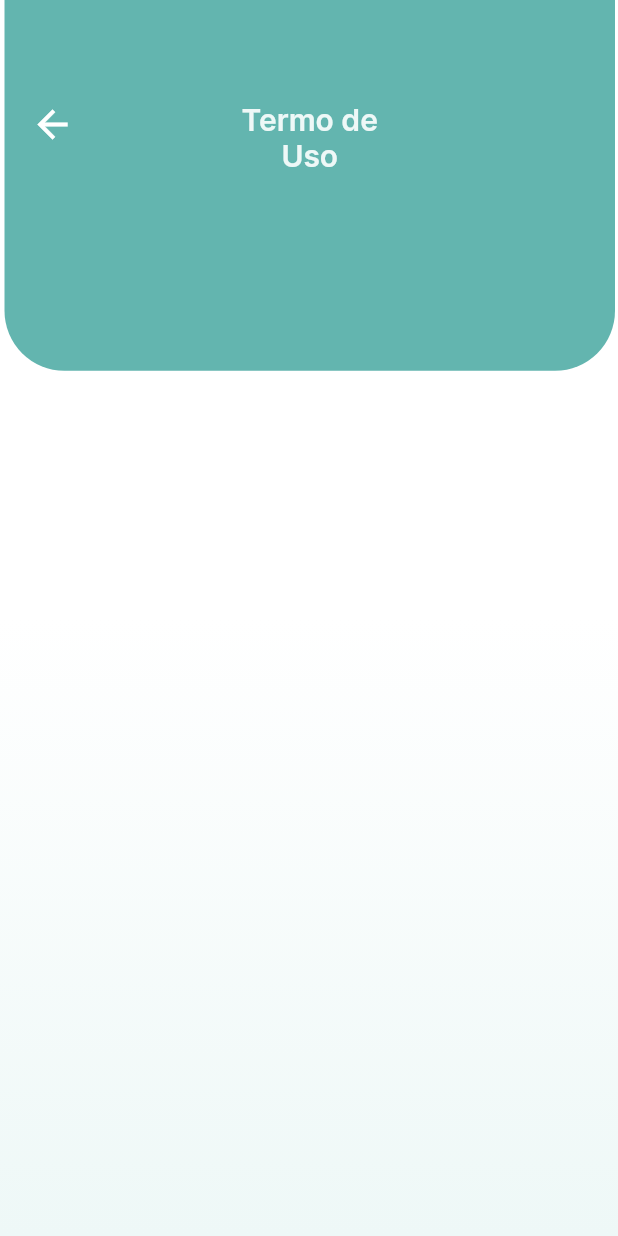
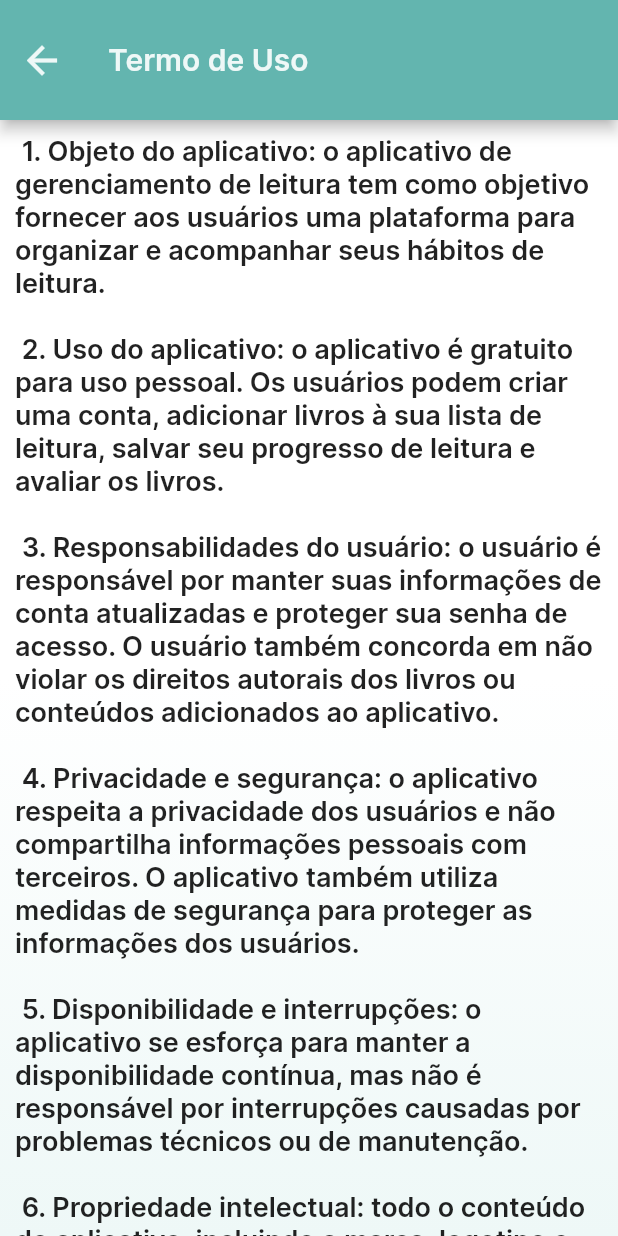
Before and after one commit to ramonzacarias/minha_estante, a Flutter app: the UseTherms screen opened by its route, on a phone screen of 412 x 824 dp. Run offline on Flutter 3.47's test engine with Material 2 defaults, Android fonts, the phone set to English and light mode, and no system bars; our stand-ins replace firebase_auth, firebase_core, flutter_secure_storage, get_it; accounts and stored records are empty.

Commit message:
Implementação da exclusão de conta e Termos de Uso

```diff
--- a/lib/app.dart
+++ b/lib/app.dart
@@ -1,6 +1,6 @@
 import 'package:flutter/material.dart';
 import 'package:minha_estante/commom/constants/routes.dart';
-import 'package:minha_estante/features/home/profile_page.dart';
+import 'package:minha_estante/features/home/profile_edit.dart';
 import 'package:minha_estante/features/home/use_therms.dart';
 import 'package:minha_estante/features/onboarding/onboarding_page.dart';
 import 'package:minha_estante/features/sign_in/sign_in_page.dart';
@@ -24,6 +24,7 @@ class App extends StatelessWidget {
         NamedRoute.signUp:(context) => const SignUpPage(),
         NamedRoute.signIn: (context) => const SignInPage(),
         NamedRoute.useTherms: (context) => const UseTherms(),
+        NamedRoute.profileEdit: (context) => const EditProfile(),
         NamedRoute.home: (context) => const HomePage(),
       },
     );
--- a/lib/commom/constants/routes.dart
+++ b/lib/commom/constants/routes.dart
@@ -8,5 +8,6 @@ class NamedRoute {
   static const String signUp = "/sign_up";
   static const String signIn = "/sign_in";
   static const String useTherms = "/use_therms";
+  static const String profileEdit = "/profile_edit";
   static const String home = "/home";
 }
--- a/lib/commom/widgets/custom_bottom_sheet.dart
+++ b/lib/commom/widgets/custom_bottom_sheet.dart
@@ -39,7 +39,8 @@ Future<void> customModalBottomSheet(
                   horizontal: 32.00,
                 ),
                 child: Text(
-                  'Ops. Algo deu errado.',
+                  content,
+                  textAlign: TextAlign.center,
                   style: AppTextStyles.mediumText20.copyWith(
                     color: AppColors.greenOne,
                   ),
--- a/lib/features/home/use_therms.dart
+++ b/lib/features/home/use_therms.dart
@@ -10,6 +10,39 @@ class UseTherms extends StatelessWidget {
   @override
   Widget build(BuildContext context) {
     return Scaffold(
+      appBar: AppBar(
+        leading: Container(
+          margin: EdgeInsets.symmetric(horizontal: 13.0),
+          child: InkWell(
+            onTap: () {
+              // Ação do botão redireciona para rota Splash
+              //A rota Splash sempre direciona para Home
+              Navigator.popAndPushNamed(context, NamedRoute.splash);
+            },
+            child: Row(
+              children: [
+                Icon(
+                  Icons.arrow_back_outlined,
+                  size: 30,
+                  color: AppColors.iceWhite,
+                ),
+              ],
+            ),
+          ),
+        ),
+        toolbarHeight: 80.0,
+        iconTheme: IconThemeData(
+          color: AppColors.iceWhite
+        ),
+        title: Text(
+          'Termo de Uso',
+          style: AppTextStyles.mediumText20.copyWith(
+            color: AppColors.iceWhite,
+          ),
+        ),
+        backgroundColor: AppColors.greenTwo,
+      ),
+      //O Stack customiza o background para ter uma cor gradiente
       body: Stack(
         children: [
           Positioned.fill(
@@ -23,61 +56,34 @@ class UseTherms extends StatelessWidget {
               ),
             ),
           ),
-          Positioned.fill(
-            left: 3,
-            right: 2,
-            child: Align(
-              alignment: Alignment.topCenter,
-              child: Container(
-                padding: EdgeInsets.symmetric(horizontal: 150.0),
-                height: MediaQuery.of(context).size.height * 0.3,
-                decoration: BoxDecoration(
-                  color: AppColors.greenTwo,
-                  borderRadius: BorderRadius.only(
-                    bottomLeft: Radius.circular(40.0),
-                    bottomRight: Radius.circular(40.0),
+          //Esse bloco de código faz print do texto na tela com um Scroll de movimento
+          Center(
+            child: SingleChildScrollView(
+            padding: EdgeInsets.only(top: 10.0),
+            child: Column(
+              mainAxisAlignment: MainAxisAlignment.end,
+              children: [
+                Padding(
+                  padding: EdgeInsets.symmetric(horizontal: 10.0),
+                  child: Text(
+                    " 1.	Objeto do aplicativo: o aplicativo de gerenciamento de leitura tem como objetivo fornecer aos usuários uma plataforma para organizar e acompanhar seus hábitos de leitura.\n\n"
+                    " 2.	Uso do aplicativo: o aplicativo é gratuito para uso pessoal. Os usuários podem criar uma conta, adicionar livros à sua lista de leitura, salvar seu progresso de leitura e avaliar os livros.\n\n"
+                    " 3.	Responsabilidades do usuário: o usuário é responsável por manter suas informações de conta atualizadas e proteger sua senha de acesso. O usuário também concorda em não violar os direitos autorais dos livros ou conteúdos adicionados ao aplicativo.\n\n"
+                    " 4.	Privacidade e segurança: o aplicativo respeita a privacidade dos usuários e não compartilha informações pessoais com terceiros. O aplicativo também utiliza medidas de segurança para proteger as informações dos usuários.\n\n"
+                    " 5.	Disponibilidade e interrupções: o aplicativo se esforça para manter a disponibilidade contínua, mas não é responsável por interrupções causadas por problemas técnicos ou de manutenção.\n\n"
+                    " 6.	Propriedade intelectual: todo o conteúdo do aplicativo, incluindo a marca, logotipo e design, são propriedade exclusiva do desenvolvedor do aplicativo.\n\n"
+                    " 7.	Cancelamento da conta: o usuário pode cancelar sua conta a qualquer momento, e todas as informações e dados associados serão excluídos do sistema.\n\n"
+                    " 8.	Alterações nos termos de uso: o desenvolvedor do aplicativo pode alterar os termos de uso a qualquer momento, e os usuários serão notificados sobre quaisquer alterações relevantes.\n\n"
+                    " 9.	Rescisão do acesso: o desenvolvedor do aplicativo reserva-se o direito de rescindir o acesso de qualquer usuário que viole os termos de uso ou cause problemas ao sistema.\n\n"
+                    " 10.	Lei aplicável: estes termos de uso serão regidos e interpretados de acordo com as leis do país onde o desenvolvedor do aplicativo está localizado.",
+                    textAlign: TextAlign.left,
+                    style: AppTextStyles.mediumText18,
                   ),
-                ),
-                child: Column(
-                  children: [
-                    SizedBox(height: 68.0),
-                    Text(
-                      'Termo de Uso',
-                      textAlign: TextAlign.center,
-                      style: AppTextStyles.mediumText20.copyWith(
-                        color: AppColors.iceWhite,
-
-                      ),
-                    ),
-                  ],
-                ),
-              ),
+                )
+              ],
             ),
           ),
-          Center(
-            child: Column(
-              mainAxisAlignment: MainAxisAlignment.start,
-              children: [
-                SizedBox(height: 68,),
-                Container(
-                  margin: EdgeInsets.symmetric(horizontal: 20.0),
-                  child: InkWell(
-                    onTap: () {
-                      // Ação do botão "Teste"
-                      Navigator.popAndPushNamed(
-                        context, NamedRoute.splash
-                      );
-                    },
-                    child: Row(
-                      children: [
-                        Icon(Icons.arrow_back_outlined, size: 30, color: AppColors.white,),
-                      ],
-                    ),
-                  ),
-                ),
-              ]
-            ),
-          ),
+          )
         ]
       ),
     );
--- a/lib/features/sign_in/sign_in_page.dart
+++ b/lib/features/sign_in/sign_in_page.dart
@@ -61,7 +61,7 @@ class _SignInPageState extends State<SignInPage> {
           Navigator.pop(context);
           customModalBottomSheet(
             context,
-            content: error.message,
+            content: "Seu usuário ou senha estão incorretos!",
             buttonText: "Tentar novamente",
           );
         }
```
Also changed, not shown: lib/features/home/profile_edit.dart (added, +37 -0 lines), lib/features/home/profile_page.dart (+35 -3 lines), assets/images/livros.png (added).
